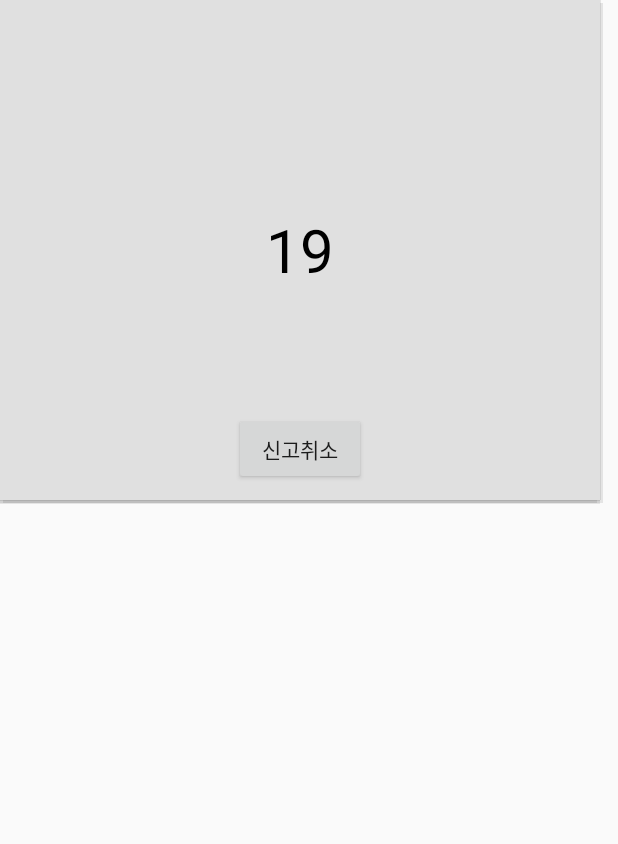
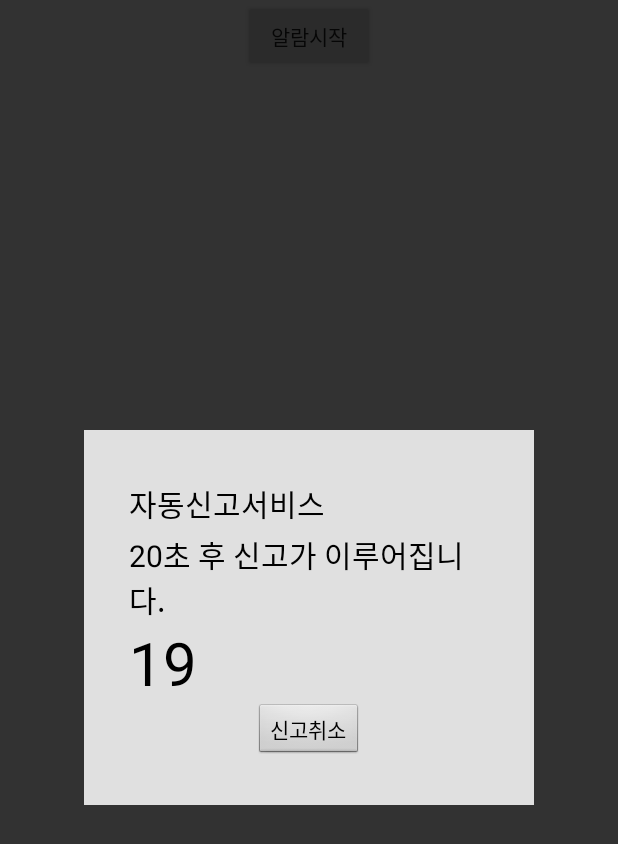
Before and after one commit to SeminCha/CountDownTimer, an Android app: the screen it shows after launch (CountDownTimerActivity), after a tap on "알람시작", on a phone screen of 412 x 824 dp. Shown: the top 844 px of the screen. Run offline under Robolectric (Android 15) with nearby library versions, the phone set to English and light mode, and no system bars.

Commit message:
popupwindow 대신 cutom dialog 사용, dialog 레이아웃 수정, cutomdialog 클래스 추가

```diff
--- a/app/src/main/java/com/example/semin/countdowntimer/CountDownTimerActivity.java
+++ b/app/src/main/java/com/example/semin/countdowntimer/CountDownTimerActivity.java
@@ -7,12 +7,10 @@ import android.media.MediaPlayer;
 import android.os.Bundle;
 import android.os.CountDownTimer;
 import android.os.Vibrator;
-import android.view.Gravity;
 import android.view.LayoutInflater;
 import android.view.View;
 import android.view.ViewGroup;
 import android.widget.Button;
-import android.widget.PopupWindow;
 import android.widget.TextView;
 
 import java.io.IOException;
@@ -24,12 +22,12 @@ public class CountDownTimerActivity extends Activity {
     private static final int COUNT_DOWN_INTERVAL = 1000;
 
     int count;
-
+    private CustomDialog mCustomDialog;
     TextView countTxt;
     CountDownTimer countDownTimer;
     Vibrator vibrator;
     MediaPlayer mp;
-    private PopupWindow window;
+    //private PopupWindow window;
     private Button btn_cancel;
     private int mWidthPixels, mHeightPixels;
 
@@ -47,7 +45,7 @@ public class CountDownTimerActivity extends Activity {
 
     public void btn_countdown_click(View v) {
 
-        initiatePopupWindow();
+        initiateAlertDialog();
     }
 
 //    public void btn_cancel_click(View v) {
@@ -63,7 +61,7 @@ public class CountDownTimerActivity extends Activity {
 
             public void onTick(long millisUntilFinished) {
                 playSound();
-                countTxt.setText(String.valueOf(count));
+                CustomDialog.setCountTxt(String.valueOf(count));
                 vibrator.vibrate(500);
                 count--;
 
@@ -71,9 +69,9 @@ public class CountDownTimerActivity extends Activity {
 
             public void onFinish() {
 
-                countTxt.setText(String.valueOf("신고완료"));
+                CustomDialog.setCountTxt(String.valueOf("신고완료"));
                 mp.stop();
-                window.dismiss();
+                mCustomDialog.dismiss();
             }
         };
     }
@@ -114,39 +112,42 @@ public class CountDownTimerActivity extends Activity {
 
     }
 
-    private void initiatePopupWindow() {
+    private void initiateAlertDialog() {
         try {
-            //  LayoutInflater 객체와 시킴
-            LayoutInflater inflater = (LayoutInflater) CountDownTimerActivity.this
-                    .getSystemService(Context.LAYOUT_INFLATER_SERVICE);
+//            //  LayoutInflater 객체와 시킴
+           LayoutInflater inflater = (LayoutInflater) CountDownTimerActivity.this
+                  .getSystemService(Context.LAYOUT_INFLATER_SERVICE);
 
 
             View layout = inflater.inflate(R.layout.activity_countdown_timer,
-                    (ViewGroup) findViewById(R.id.countdown_window));
+                  (ViewGroup) findViewById(R.id.countdown_window));
 
-            window = new PopupWindow(layout, 600, 500, true);
-            window.showAtLocation(layout, Gravity.CENTER, 0, 0);
-            btn_cancel = (Button) layout.findViewById(R.id.btn_cancel);
-            btn_cancel.setOnClickListener(cancel_button_click_listener);
-            countTxt = (TextView) layout.findViewById(R.id.count_txt);
+//            window = new PopupWindow(layout, 600, 500, true);
+//            window.showAtLocation(layout, Gravity.CENTER, 0, 0);
+//            btn_cancel = (Button) layout.findViewById(R.id.btn_cancel);
+//            btn_cancel.setOnClickListener(cancel_button_click_listener);
+            mCustomDialog = new CustomDialog(this, cancelClickListener);
+
             vibrator = (Vibrator) getSystemService(Context.VIBRATOR_SERVICE);
             mp = new MediaPlayer();
             count = 20;
             countDownTimer();
             countDownTimer.start();
+
+            mCustomDialog.show();
         } catch (Exception e) {
             e.printStackTrace();
         }
     }
 
     //팝업창 닫기
-    private View.OnClickListener cancel_button_click_listener =
+    private View.OnClickListener cancelClickListener =
             new View.OnClickListener() {
 
                 public void onClick(View v) {
                     countDownTimer.cancel();
                     mp.stop();
-                    window.dismiss();
+                   mCustomDialog.dismiss();
                 }
             };
 
--- /dev/null
+++ b/app/src/main/java/com/example/semin/countdowntimer/CustomDialog.java
@@ -0,0 +1,53 @@
+package com.example.semin.countdowntimer;
+
+import android.app.Dialog;
+import android.content.Context;
+import android.media.MediaPlayer;
+import android.os.Bundle;
+import android.os.CountDownTimer;
+import android.os.Vibrator;
+import android.view.View;
+import android.view.WindowManager;
+import android.widget.Button;
+import android.widget.TextView;
+
+/**
+ * Created by Semin on 2016-09-10.
+ */
+public class CustomDialog extends Dialog {
+
+    public static TextView countTxt;
+    CountDownTimer countDownTimer;
+    Vibrator vibrator;
+    MediaPlayer mp;
+    private Button btn_cancel;
+
+    private View.OnClickListener mCancelClickListener;
+    @Override
+    protected void onCreate(Bundle savedInstanceState) {
+        super.onCreate(savedInstanceState);
+
+        WindowManager.LayoutParams lpWindow = new WindowManager.LayoutParams();
+        lpWindow.flags = WindowManager.LayoutParams.FLAG_DIM_BEHIND;
+        lpWindow.dimAmount = 0.8f;
+        getWindow().setAttributes(lpWindow);
+
+        setContentView(R.layout.activity_countdown_timer);
+        countTxt = (TextView) findViewById(R.id.countdown);
+        btn_cancel = (Button) findViewById(R.id.btn_cancel);
+        btn_cancel.setOnClickListener(mCancelClickListener);
+        setCountTxt("20");
+    }
+
+    public static void setCountTxt(String count){
+        countTxt.setText(count);
+    }
+
+    public CustomDialog(Context context, View.OnClickListener cancelListener) {
+        // Dialog 배경을 투명 처리 해준다.
+        super(context , android.R.style.Theme_Translucent_NoTitleBar);
+        this.mCancelClickListener = cancelListener;
+    }
+
+
+}
--- a/app/src/main/res/layout/activity_countdown_timer.xml
+++ b/app/src/main/res/layout/activity_countdown_timer.xml
@@ -1,27 +1,67 @@
-<RelativeLayout xmlns:android="http://schemas.android.com/apk/res/android"
+<LinearLayout xmlns:android="http://schemas.android.com/apk/res/android"
     android:id="@+id/countdown_window"
-    android:layout_width="250dp"
-    android:layout_height="280dp"
+    android:layout_width="300dip"
+    android:layout_height="250dip"
+    android:layout_gravity="center"
     android:background="#E0E0E0"
     android:orientation="vertical"
-    android:padding="10sp"
-    android:layout_gravity="center">
+    android:padding="30dp"
+    android:weightSum="10">
+
+    <LinearLayout
+        android:layout_width="match_parent"
+        android:layout_height="0dp"
+        android:layout_weight="2">
 
         <TextView
-        android:id="@+id/count_txt"
+            android:id="@+id/dialog_title"
+            android:text="자동신고서비스"
             android:layout_width="wrap_content"
+            android:layout_height="wrap_content"
+            android:layout_centerVertical="true"
+            android:textColor="#000000"
+            android:textSize="20sp"
+            android:layout_gravity="center_vertical" />
+    </LinearLayout>
+
+    <LinearLayout
+        android:layout_width="match_parent"
+        android:layout_height="0dp"
+        android:layout_weight="6"
+        android:orientation="vertical">
+        <TextView
+            android:id="@+id/dialog_content"
+            android:text="20초 후 신고가 이루어집니다."
+            android:layout_width="match_parent"
             android:layout_height="wrap_content"
             android:layout_centerHorizontal="true"
             android:layout_centerVertical="true"
             android:textColor="#000000"
+            android:textSize="20sp" />
+        <TextView
+            android:id="@+id/countdown"
+            android:text=""
+            android:layout_width="match_parent"
+            android:layout_height="match_parent"
+            android:layout_centerHorizontal="true"
+            android:layout_centerVertical="true"
+            android:textColor="#000000"
             android:textSize="40sp" />
+    </LinearLayout>
 
+    <RelativeLayout
+        android:layout_width="match_parent"
+        android:layout_height="0dp"
+        android:layout_weight="2">
         <Button
             android:id="@+id/btn_cancel"
             android:layout_width="wrap_content"
             android:layout_height="wrap_content"
             android:text="신고취소"
-        android:layout_alignParentBottom="true"
+            android:layout_gravity="center_horizontal"
+            android:layout_centerVertical="true"
             android:layout_centerHorizontal="true" />
+    </RelativeLayout>
 
-</RelativeLayout>
+
+</LinearLayout>
```
Lines whose indentation alone changed are shown as unchanged.
